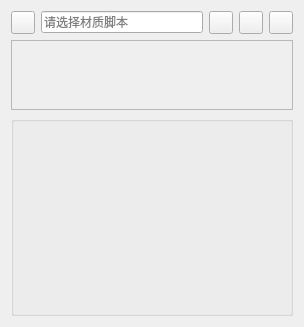
The window that plugins/ctk_war_ui/MaterialEditBoard.ui (shamozhishu/zoo) describes before a commit, drawn with Qt 5.
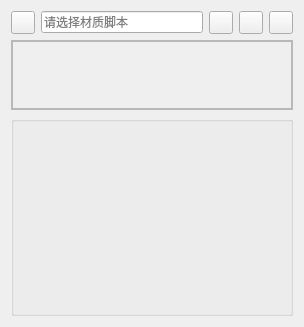
The same window after the commit. Icons and pictures are not drawn.

Commit message: 点击编译材质按钮时立即刷新材质球效果，主界面支持ini文件配置换肤。

Patch:
```diff
--- a/plugins/ctk_war_ui/MaterialEditBoard.ui
+++ b/plugins/ctk_war_ui/MaterialEditBoard.ui
@@ -6,7 +6,7 @@
    <rect>
     <x>0</x>
     <y>0</y>
-    <width>300</width>
+    <width>304</width>
     <height>325</height>
    </rect>
   </property>
@@ -104,7 +104,7 @@
        <rect>
         <x>0</x>
         <y>0</y>
-        <width>280</width>
+        <width>284</width>
         <height>69</height>
        </rect>
       </property>
@@ -120,7 +120,40 @@
         <height>0</height>
        </size>
       </property>
+      <layout class="QGridLayout" name="gridLayout">
+       <property name="leftMargin">
+        <number>0</number>
+       </property>
+       <property name="topMargin">
+        <number>0</number>
+       </property>
+       <property name="rightMargin">
+        <number>0</number>
+       </property>
+       <property name="bottomMargin">
+        <number>0</number>
+       </property>
+       <item row="0" column="1">
+        <widget class="QFrame" name="frame">
+         <property name="frameShape">
+          <enum>QFrame::StyledPanel</enum>
+         </property>
+         <property name="frameShadow">
+          <enum>QFrame::Raised</enum>
+         </property>
       <layout class="QVBoxLayout" name="verticalLayout">
+          <property name="leftMargin">
+           <number>0</number>
+          </property>
+          <property name="topMargin">
+           <number>0</number>
+          </property>
+          <property name="rightMargin">
+           <number>0</number>
+          </property>
+          <property name="bottomMargin">
+           <number>0</number>
+          </property>
        <item>
         <spacer name="verticalSpacer">
          <property name="orientation">
@@ -129,10 +162,13 @@
          <property name="sizeHint" stdset="0">
           <size>
            <width>20</width>
-           <height>40</height>
+              <height>28</height>
           </size>
          </property>
         </spacer>
+          </item>
+         </layout>
+        </widget>
        </item>
       </layout>
      </widget>
```
Lines whose indentation alone changed are shown as unchanged. The commit also changes 6 other files.
